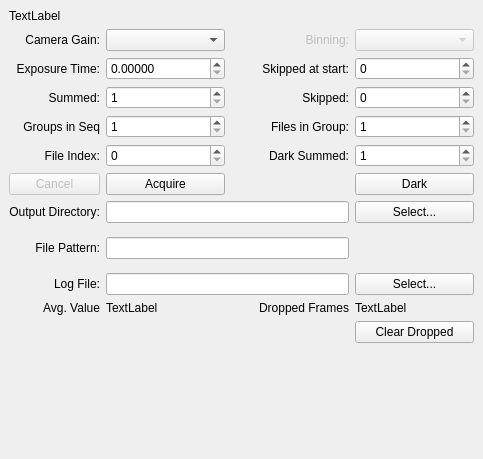
Qt form source/qxrdacquiredialog.ui (guyjennings/qxrd) before a commit.
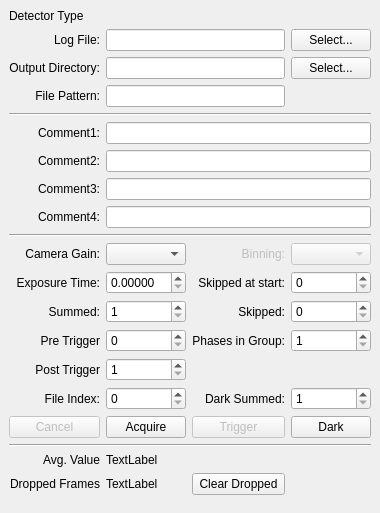
The same form after that commit. Icons and pictures are not drawn. Custom widgets are drawn as their Qt base class.

Commit message: Restored pre trigger option to acquisition Restored names of acquisition parameters to older names Rearranged acquire dialog Added user comments fields to acquire dialog

Diff of the .ui file:
```diff
--- a/source/qxrdacquiredialog.ui
+++ b/source/qxrdacquiredialog.ui
@@ -6,8 +6,8 @@
    <rect>
     <x>0</x>
     <y>0</y>
-    <width>483</width>
-    <height>459</height>
+    <width>360</width>
+    <height>513</height>
    </rect>
   </property>
   <property name="windowTitle">
@@ -15,14 +15,14 @@
   </property>
   <widget class="QWidget" name="dockWidgetContents">
    <layout class="QGridLayout" name="gridLayout">
-    <item row="0" column="0">
+    <item row="0" column="0" colspan="4">
      <widget class="QLabel" name="m_DetectorTypeNameLabel">
       <property name="text">
-       <string>TextLabel</string>
+       <string>Detector Type</string>
       </property>
      </widget>
     </item>
-    <item row="1" column="0">
+    <item row="11" column="0">
      <widget class="QLabel" name="label_20">
       <property name="text">
        <string>Camera Gain:</string>
@@ -32,7 +32,7 @@
       </property>
      </widget>
     </item>
-    <item row="1" column="1">
+    <item row="11" column="1">
      <widget class="QComboBox" name="m_CameraGain">
       <property name="sizePolicy">
        <sizepolicy hsizetype="Preferred" vsizetype="Fixed">
@@ -46,7 +46,7 @@
       </property>
      </widget>
     </item>
-    <item row="1" column="2">
+    <item row="11" column="2">
      <widget class="QLabel" name="label_21">
       <property name="enabled">
        <bool>false</bool>
@@ -59,7 +59,7 @@
       </property>
      </widget>
     </item>
-    <item row="1" column="3">
+    <item row="11" column="3">
      <widget class="QComboBox" name="m_BinningMode">
       <property name="enabled">
        <bool>false</bool>
@@ -76,7 +76,7 @@
       </property>
      </widget>
     </item>
-    <item row="2" column="0">
+    <item row="12" column="0">
      <widget class="QLabel" name="label">
       <property name="text">
        <string>Exposure Time:</string>
@@ -86,7 +86,7 @@
       </property>
      </widget>
     </item>
-    <item row="2" column="1">
+    <item row="12" column="1">
      <widget class="QxrdExposureTimeSpinner" name="m_ExposureTime">
       <property name="sizePolicy">
        <sizepolicy hsizetype="Preferred" vsizetype="Fixed">
@@ -110,7 +110,7 @@
       </property>
      </widget>
     </item>
-    <item row="2" column="2">
+    <item row="12" column="2">
      <widget class="QLabel" name="label_24">
       <property name="text">
        <string>Skipped at start:</string>
@@ -120,7 +120,7 @@
       </property>
      </widget>
     </item>
-    <item row="2" column="3">
+    <item row="12" column="3">
      <widget class="QSpinBox" name="m_SkippedExposuresAtStart">
       <property name="sizePolicy">
        <sizepolicy hsizetype="Preferred" vsizetype="Fixed">
@@ -146,7 +146,7 @@
       </property>
      </widget>
     </item>
-    <item row="3" column="0">
+    <item row="13" column="0">
      <widget class="QLabel" name="label_2">
       <property name="text">
        <string>Summed:</string>
@@ -156,7 +156,7 @@
       </property>
      </widget>
     </item>
-    <item row="3" column="1">
+    <item row="13" column="1">
      <widget class="QSpinBox" name="m_SummedExposures">
       <property name="sizePolicy">
        <sizepolicy hsizetype="Preferred" vsizetype="Fixed">
@@ -180,7 +180,7 @@
       </property>
      </widget>
     </item>
-    <item row="3" column="2">
+    <item row="13" column="2">
      <widget class="QLabel" name="label_13">
       <property name="text">
        <string>Skipped:</string>
@@ -190,7 +190,7 @@
       </property>
      </widget>
     </item>
-    <item row="3" column="3">
+    <item row="13" column="3">
      <widget class="QSpinBox" name="m_SkippedExposures">
       <property name="sizePolicy">
        <sizepolicy hsizetype="Preferred" vsizetype="Fixed">
@@ -217,7 +217,7 @@
       </property>
      </widget>
     </item>
-    <item row="5" column="0">
+    <item row="16" column="0">
      <widget class="QLabel" name="label_5">
       <property name="text">
        <string>File Index:</string>
@@ -227,7 +227,7 @@
       </property>
      </widget>
     </item>
-    <item row="5" column="1">
+    <item row="16" column="1">
      <widget class="QSpinBox" name="m_FileIndex">
       <property name="sizePolicy">
        <sizepolicy hsizetype="Preferred" vsizetype="Fixed">
@@ -248,7 +248,7 @@
       </property>
      </widget>
     </item>
-    <item row="5" column="2">
+    <item row="16" column="2">
      <widget class="QLabel" name="label_7">
       <property name="text">
        <string>Dark Summed:</string>
@@ -258,7 +258,7 @@
       </property>
      </widget>
     </item>
-    <item row="5" column="3">
+    <item row="16" column="3">
      <widget class="QSpinBox" name="m_DarkSummedExposures">
       <property name="sizePolicy">
        <sizepolicy hsizetype="Preferred" vsizetype="Fixed">
@@ -282,7 +282,7 @@
       </property>
      </widget>
     </item>
-    <item row="6" column="0">
+    <item row="17" column="0">
      <widget class="QPushButton" name="m_CancelButton">
       <property name="enabled">
        <bool>false</bool>
@@ -295,7 +295,7 @@
       </property>
      </widget>
     </item>
-    <item row="6" column="1">
+    <item row="17" column="1">
      <widget class="QPushButton" name="m_AcquireButton">
       <property name="enabled">
        <bool>true</bool>
@@ -315,7 +315,7 @@
       </property>
      </widget>
     </item>
-    <item row="6" column="3">
+    <item row="17" column="3">
      <widget class="QPushButton" name="m_DarkAcquireButton">
       <property name="enabled">
        <bool>true</bool>
@@ -335,17 +335,196 @@
       </property>
      </widget>
     </item>
-    <item row="7" column="0">
-     <widget class="QLabel" name="label_6">
+    <item row="20" column="3">
+     <spacer name="verticalSpacer_2">
+      <property name="orientation">
+       <enum>Qt::Vertical</enum>
+      </property>
+      <property name="sizeHint" stdset="0">
+       <size>
+        <width>20</width>
+        <height>21</height>
+       </size>
+      </property>
+     </spacer>
+    </item>
+    <item row="22" column="0">
+     <widget class="QLabel" name="label_10">
       <property name="text">
-       <string>Output Directory:</string>
+       <string>Avg. Value</string>
       </property>
       <property name="alignment">
        <set>Qt::AlignRight|Qt::AlignTrailing|Qt::AlignVCenter</set>
       </property>
      </widget>
     </item>
-    <item row="7" column="1" colspan="2">
+    <item row="22" column="1">
+     <widget class="QLabel" name="m_AverageDisplay">
+      <property name="toolTip">
+       <string>Average value of acquired frames</string>
+      </property>
+      <property name="text">
+       <string>TextLabel</string>
+      </property>
+     </widget>
+    </item>
+    <item row="28" column="0" colspan="4">
+     <spacer name="verticalSpacer">
+      <property name="orientation">
+       <enum>Qt::Vertical</enum>
+      </property>
+      <property name="sizeHint" stdset="0">
+       <size>
+        <width>36</width>
+        <height>107</height>
+       </size>
+      </property>
+     </spacer>
+    </item>
+    <item row="15" column="0">
+     <widget class="QLabel" name="label_9">
+      <property name="text">
+       <string>Post Trigger</string>
+      </property>
+      <property name="alignment">
+       <set>Qt::AlignRight|Qt::AlignTrailing|Qt::AlignVCenter</set>
+      </property>
+     </widget>
+    </item>
+    <item row="15" column="1">
+     <widget class="QSpinBox" name="m_PostTriggerFiles">
+      <property name="sizePolicy">
+       <sizepolicy hsizetype="Preferred" vsizetype="Fixed">
+        <horstretch>1</horstretch>
+        <verstretch>0</verstretch>
+       </sizepolicy>
+      </property>
+      <property name="toolTip">
+       <string>Total number of file groups in synchronized acquisition,
+total number of images in 'conventional' acquisition
+Script: &quot;acquisition.postTriggerFiles&quot;
+Script Function: postTriggerFiles()</string>
+      </property>
+      <property name="specialValueText">
+       <string/>
+      </property>
+      <property name="keyboardTracking">
+       <bool>false</bool>
+      </property>
+      <property name="minimum">
+       <number>1</number>
+      </property>
+      <property name="maximum">
+       <number>99999</number>
+      </property>
+      <property name="value">
+       <number>1</number>
+      </property>
+     </widget>
+    </item>
+    <item row="14" column="0">
+     <widget class="QLabel" name="label_11">
+      <property name="text">
+       <string>Pre Trigger</string>
+      </property>
+      <property name="alignment">
+       <set>Qt::AlignRight|Qt::AlignTrailing|Qt::AlignVCenter</set>
+      </property>
+     </widget>
+    </item>
+    <item row="14" column="1">
+     <widget class="QSpinBox" name="m_PreTriggerFiles">
+      <property name="sizePolicy">
+       <sizepolicy hsizetype="Preferred" vsizetype="Fixed">
+        <horstretch>1</horstretch>
+        <verstretch>0</verstretch>
+       </sizepolicy>
+      </property>
+      <property name="toolTip">
+       <string>Total number of pre trigger file groups in synchronized acquisition,
+total number of pre trigger files in 'conventional' acquisition
+Script: &quot;acquisition.preTriggerFiles&quot;
+Script Function: preTriggerFiles()</string>
+      </property>
+      <property name="specialValueText">
+       <string/>
+      </property>
+      <property name="keyboardTracking">
+       <bool>false</bool>
+      </property>
+      <property name="minimum">
+       <number>0</number>
+      </property>
+      <property name="maximum">
+       <number>99999</number>
+      </property>
+      <property name="value">
+       <number>0</number>
+      </property>
+     </widget>
+    </item>
+    <item row="14" column="2">
+     <widget class="QLabel" name="label_3">
+      <property name="text">
+       <string>Phases in Group:</string>
+      </property>
+      <property name="alignment">
+       <set>Qt::AlignRight|Qt::AlignTrailing|Qt::AlignVCenter</set>
+      </property>
+     </widget>
+    </item>
+    <item row="14" column="3">
+     <widget class="QSpinBox" name="m_PhasesInGroup">
+      <property name="sizePolicy">
+       <sizepolicy hsizetype="Preferred" vsizetype="Fixed">
+        <horstretch>1</horstretch>
+        <verstretch>0</verstretch>
+       </sizepolicy>
+      </property>
+      <property name="toolTip">
+       <string>Total number of phases in each file group for synchronized acquisition
+Set to 1 to acquire individual images,
+Script: &quot;acquisition.phasesInGroup&quot;
+Script Function: phasesInGroup()</string>
+      </property>
+      <property name="specialValueText">
+       <string/>
+      </property>
+      <property name="keyboardTracking">
+       <bool>false</bool>
+      </property>
+      <property name="minimum">
+       <number>1</number>
+      </property>
+      <property name="maximum">
+       <number>99999</number>
+      </property>
+      <property name="value">
+       <number>1</number>
+      </property>
+     </widget>
+    </item>
+    <item row="17" column="2">
+     <widget class="QPushButton" name="m_TriggerButton">
+      <property name="enabled">
+       <bool>false</bool>
+      </property>
+      <property name="sizePolicy">
+       <sizepolicy hsizetype="Preferred" vsizetype="Fixed">
+        <horstretch>1</horstretch>
+        <verstretch>0</verstretch>
+       </sizepolicy>
+      </property>
+      <property name="toolTip">
+       <string>Trigger acquisition
+Script Function: trigger()</string>
+      </property>
+      <property name="text">
+       <string>Trigger</string>
+      </property>
+     </widget>
+    </item>
+    <item row="2" column="1" colspan="2">
      <widget class="QLineEdit" name="m_OutputDirectory">
       <property name="sizePolicy">
        <sizepolicy hsizetype="Preferred" vsizetype="Fixed">
@@ -363,7 +542,17 @@
       </property>
      </widget>
     </item>
-    <item row="7" column="3">
+    <item row="2" column="0">
+     <widget class="QLabel" name="label_6">
+      <property name="text">
+       <string>Output Directory:</string>
+      </property>
+      <property name="alignment">
+       <set>Qt::AlignRight|Qt::AlignTrailing|Qt::AlignVCenter</set>
+      </property>
+     </widget>
+    </item>
+    <item row="2" column="3">
      <widget class="QPushButton" name="m_SelectDirectoryButton">
       <property name="toolTip">
        <string>Select New Output Directory...</string>
@@ -373,7 +562,7 @@
       </property>
      </widget>
     </item>
-    <item row="8" column="0">
+    <item row="3" column="0">
      <widget class="QLabel" name="label_4">
       <property name="text">
        <string>File Pattern:</string>
@@ -383,7 +572,7 @@
       </property>
      </widget>
     </item>
-    <item row="8" column="1" colspan="2">
+    <item row="3" column="1" colspan="2">
      <widget class="QLineEdit" name="m_FilePattern">
       <property name="sizePolicy">
        <sizepolicy hsizetype="Preferred" vsizetype="Fixed">
@@ -401,20 +590,7 @@
       </property>
      </widget>
     </item>
-    <item row="8" column="3">
-     <spacer name="verticalSpacer_2">
-      <property name="orientation">
-       <enum>Qt::Vertical</enum>
-      </property>
-      <property name="sizeHint" stdset="0">
-       <size>
-        <width>20</width>
-        <height>21</height>
-       </size>
-      </property>
-     </spacer>
-    </item>
-    <item row="9" column="0">
+    <item row="1" column="0">
      <widget class="QLabel" name="label_22">
       <property name="text">
        <string>Log File:</string>
@@ -424,7 +600,17 @@
       </property>
      </widget>
     </item>
-    <item row="9" column="1" colspan="2">
+    <item row="1" column="3">
+     <widget class="QPushButton" name="m_SelectLogFileButton">
+      <property name="toolTip">
+       <string>Select New LogFile...</string>
+      </property>
+      <property name="text">
+       <string>Select...</string>
+      </property>
+     </widget>
+    </item>
+    <item row="1" column="1" colspan="2">
      <widget class="QLineEdit" name="m_LogFilePath">
       <property name="sizePolicy">
        <sizepolicy hsizetype="Preferred" vsizetype="Fixed">
@@ -441,37 +627,124 @@
       </property>
      </widget>
     </item>
-    <item row="9" column="3">
-     <widget class="QPushButton" name="m_SelectLogFileButton">
+    <item row="5" column="0" colspan="4">
+     <widget class="Line" name="line">
+      <property name="orientation">
+       <enum>Qt::Horizontal</enum>
+      </property>
+     </widget>
+    </item>
+    <item row="6" column="0">
+     <widget class="QLabel" name="label_8">
+      <property name="text">
+       <string>Comment1:</string>
+      </property>
+      <property name="alignment">
+       <set>Qt::AlignRight|Qt::AlignTrailing|Qt::AlignVCenter</set>
+      </property>
+     </widget>
+    </item>
+    <item row="6" column="1" colspan="3">
+     <widget class="QLineEdit" name="m_UserComment1">
+      <property name="sizePolicy">
+       <sizepolicy hsizetype="Preferred" vsizetype="Fixed">
+        <horstretch>1</horstretch>
+        <verstretch>0</verstretch>
+       </sizepolicy>
+      </property>
       <property name="toolTip">
        <string>Select New LogFile...</string>
       </property>
+     </widget>
+    </item>
+    <item row="7" column="0">
+     <widget class="QLabel" name="label_12">
       <property name="text">
-       <string>Select...</string>
+       <string>Comment2:</string>
       </property>
+      <property name="alignment">
+       <set>Qt::AlignRight|Qt::AlignTrailing|Qt::AlignVCenter</set>
+      </property>
      </widget>
     </item>
-    <item row="10" column="0">
-     <widget class="QLabel" name="label_10">
+    <item row="7" column="1" colspan="3">
+     <widget class="QLineEdit" name="m_UserComment2">
+      <property name="sizePolicy">
+       <sizepolicy hsizetype="Preferred" vsizetype="Fixed">
+        <horstretch>1</horstretch>
+        <verstretch>0</verstretch>
+       </sizepolicy>
+      </property>
+      <property name="toolTip">
+       <string>User Comment 2 (saved in data files)
+Script Property: &quot;acquisition.userComment2&quot;
+</string>
+      </property>
+     </widget>
+    </item>
+    <item row="8" column="0">
+     <widget class="QLabel" name="label_14">
       <property name="text">
-       <string>Avg. Value</string>
+       <string>Comment3:</string>
       </property>
       <property name="alignment">
        <set>Qt::AlignRight|Qt::AlignTrailing|Qt::AlignVCenter</set>
       </property>
      </widget>
     </item>
-    <item row="10" column="1">
-     <widget class="QLabel" name="m_AverageDisplay">
+    <item row="8" column="1" colspan="3">
+     <widget class="QLineEdit" name="m_UserComment3">
+      <property name="sizePolicy">
+       <sizepolicy hsizetype="Preferred" vsizetype="Fixed">
+        <horstretch>1</horstretch>
+        <verstretch>0</verstretch>
+       </sizepolicy>
+      </property>
       <property name="toolTip">
        <string>Average value of acquired frames</string>
       </property>
+     </widget>
+    </item>
+    <item row="9" column="0">
+     <widget class="QLabel" name="label_15">
       <property name="text">
-       <string>TextLabel</string>
+       <string>Comment4:</string>
       </property>
+      <property name="alignment">
+       <set>Qt::AlignRight|Qt::AlignTrailing|Qt::AlignVCenter</set>
+      </property>
      </widget>
     </item>
-    <item row="10" column="2">
+    <item row="9" column="1" colspan="3">
+     <widget class="QLineEdit" name="m_UserComment4">
+      <property name="sizePolicy">
+       <sizepolicy hsizetype="Preferred" vsizetype="Fixed">
+        <horstretch>1</horstretch>
+        <verstretch>0</verstretch>
+       </sizepolicy>
+      </property>
+      <property name="toolTip">
+       <string>User Comment 4 (saved in data files)
+Script Property: &quot;acquisition.userComment4&quot;
+</string>
+      </property>
+     </widget>
+    </item>
+    <item row="10" column="0" colspan="4">
+     <widget class="Line" name="line_2">
+      <property name="orientation">
+       <enum>Qt::Horizontal</enum>
+      </property>
+     </widget>
+    </item>
+    <item row="18" column="0" colspan="4">
+     <widget class="Line" name="line_3">
+      <property name="orientation">
+       <enum>Qt::Horizontal</enum>
+      </property>
+     </widget>
+    </item>
+    <item row="23" column="0">
      <widget class="QLabel" name="label_23">
       <property name="text">
        <string>Dropped Frames</string>
@@ -481,7 +754,7 @@
       </property>
      </widget>
     </item>
-    <item row="10" column="3">
+    <item row="23" column="1">
      <widget class="QLabel" name="m_DroppedFrames">
       <property name="toolTip">
        <string>Count of dropped frames</string>
@@ -491,7 +764,7 @@
       </property>
      </widget>
     </item>
-    <item row="11" column="3">
+    <item row="23" column="2">
      <widget class="QPushButton" name="m_ClearDroppedButton">
       <property name="enabled">
        <bool>true</bool>
@@ -510,101 +783,6 @@
       </property>
      </widget>
     </item>
-    <item row="12" column="0" colspan="4">
-     <spacer name="verticalSpacer">
-      <property name="orientation">
-       <enum>Qt::Vertical</enum>
-      </property>
-      <property name="sizeHint" stdset="0">
-       <size>
-        <width>36</width>
-        <height>107</height>
-       </size>
-      </property>
-     </spacer>
-    </item>
-    <item row="4" column="0">
-     <widget class="QLabel" name="label_9">
-      <property name="text">
-       <string>Groups in Seq</string>
-      </property>
-      <property name="alignment">
-       <set>Qt::AlignRight|Qt::AlignTrailing|Qt::AlignVCenter</set>
-      </property>
-     </widget>
-    </item>
-    <item row="4" column="2">
-     <widget class="QLabel" name="label_3">
-      <property name="text">
-       <string>Files in Group:</string>
-      </property>
-      <property name="alignment">
-       <set>Qt::AlignRight|Qt::AlignTrailing|Qt::AlignVCenter</set>
-      </property>
-     </widget>
-    </item>
-    <item row="4" column="3">
-     <widget class="QSpinBox" name="m_FilesInGroup">
-      <property name="sizePolicy">
-       <sizepolicy hsizetype="Preferred" vsizetype="Fixed">
-        <horstretch>1</horstretch>
-        <verstretch>0</verstretch>
-       </sizepolicy>
-      </property>
-      <property name="toolTip">
-       <string>Total number of files in each file group for synchronized acquisition
-Set to 1 to acquire individual images,
-Script: &quot;acquisition.filesInGroup&quot;
-Script Function: filesInGroup()</string>
-      </property>
-      <property name="specialValueText">
-       <string/>
-      </property>
-      <property name="keyboardTracking">
-       <bool>false</bool>
-      </property>
-      <property name="minimum">
-       <number>1</number>
-      </property>
-      <property name="maximum">
-       <number>99999</number>
-      </property>
-      <property name="value">
-       <number>1</number>
-      </property>
-     </widget>
-    </item>
-    <item row="4" column="1">
-     <widget class="QSpinBox" name="m_GroupsInSequence">
-      <property name="sizePolicy">
-       <sizepolicy hsizetype="Preferred" vsizetype="Fixed">
-        <horstretch>1</horstretch>
-        <verstretch>0</verstretch>
-       </sizepolicy>
-      </property>
-      <property name="toolTip">
-       <string>Total number of file groups in synchronized acquisition,
-total number of images in 'conventional' acquisition
-Script: &quot;acquisition.groupsInSequence&quot;
-Script Function: groupsInSequence()</string>
-      </property>
-      <property name="specialValueText">
-       <string/>
-      </property>
-      <property name="keyboardTracking">
-       <bool>false</bool>
-      </property>
-      <property name="minimum">
-       <number>1</number>
-      </property>
-      <property name="maximum">
-       <number>99999</number>
-      </property>
-      <property name="value">
-       <number>1</number>
-      </property>
-     </widget>
-    </item>
    </layout>
    <action name="m_ActionAcquire">
     <property name="text">
```
Left out of the diff: 101 changed lines with no effect on the pictures. The commit also changes 13 other files.
